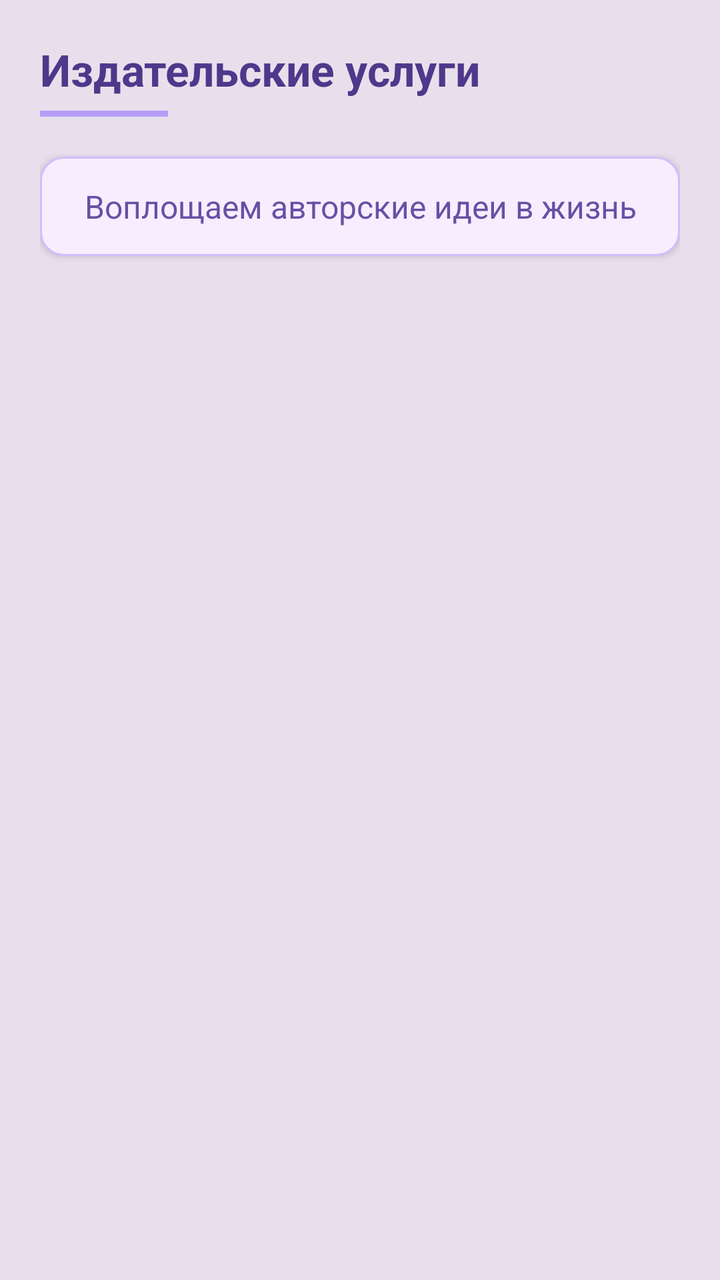
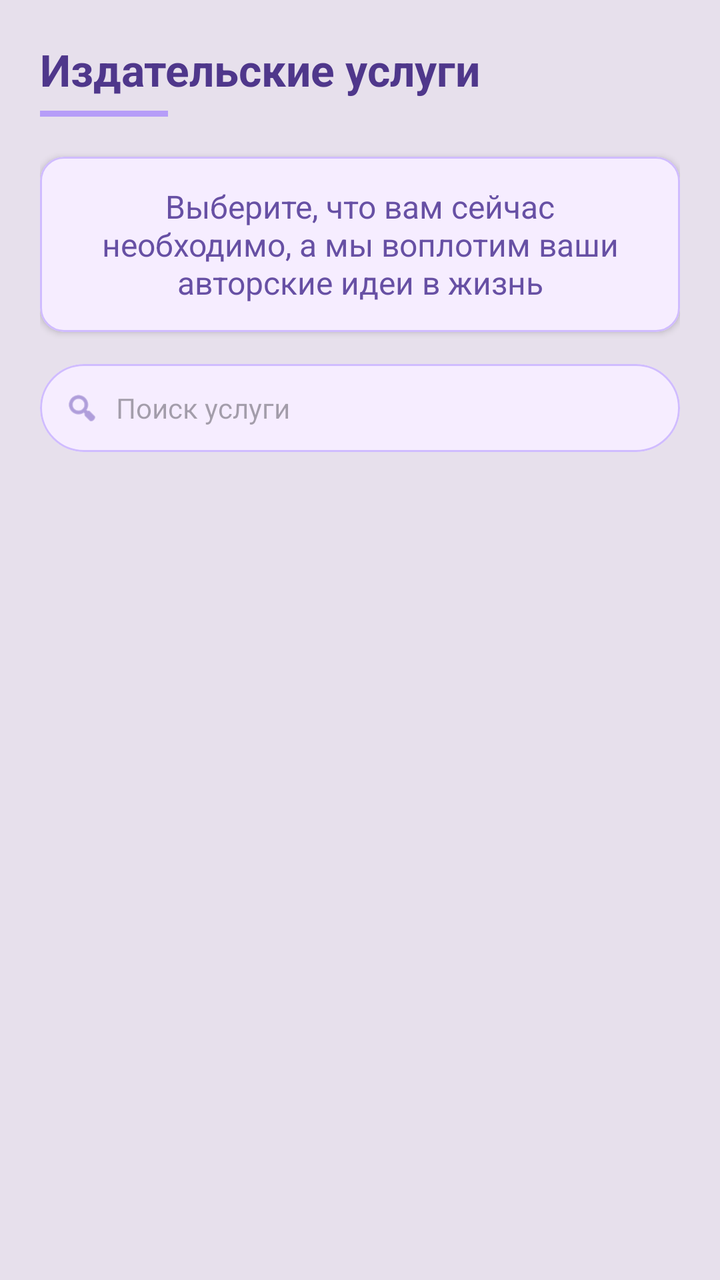

The first picture is an Android layout as it rendered before a commit; the second is the same layout after the commit. The layout source and the unified diff follow.
<!-- AndroidManifest.xml: application theme Theme.PublishingAPP -->
<!-- res/layout/activity_catalog.xml -->
<?xml version="1.0" encoding="utf-8"?>
<LinearLayout
    xmlns:android="http://schemas.android.com/apk/res/android"
    xmlns:app="http://schemas.android.com/apk/res-auto"
    android:orientation="vertical"
    android:layout_width="match_parent"
    android:layout_height="match_parent"
    android:background="?colorSurfaceVariant"
    android:layout_marginBottom="60dp"
    android:padding="20dp">

    
    <LinearLayout
        android:layout_width="match_parent"
        android:layout_height="wrap_content"
        android:orientation="vertical"
        android:layout_marginBottom="8dp">

        
        <TextView
            android:id="@+id/tvHeader"
            android:layout_width="wrap_content"
            android:layout_height="wrap_content"
            android:text="Издательские услуги"
            android:textSize="22sp"
            android:textStyle="bold"
            android:textColor="@color/purple_80"/>

        
        <View
            android:layout_width="64dp"
            android:layout_height="3dp"
            android:layout_marginTop="6dp"
            android:background="@color/purple_40"/>
    </LinearLayout>

    
    <com.google.android.material.card.MaterialCardView
        android:layout_width="match_parent"
        android:layout_height="wrap_content"
        app:cardCornerRadius="12dp"
        app:cardElevation="2dp"
        app:strokeColor="@color/purple_30"
        app:strokeWidth="1dp"
        android:backgroundTint="@color/purple_10"
        android:layout_marginTop="12dp"
        android:layout_marginBottom="16dp">

        <TextView
            android:layout_width="match_parent"
            android:layout_height="wrap_content"
            android:text="Воплощаем авторские идеи в жизнь"
            android:textSize="16sp"
            android:textColor="@color/purple_70"
            android:gravity="center"
            android:paddingHorizontal="20dp"
            android:paddingVertical="14dp"/>
    </com.google.android.material.card.MaterialCardView>

    
    <androidx.recyclerview.widget.RecyclerView
        android:id="@+id/rvServices"
        android:layout_width="match_parent"
        android:layout_height="0dp"
        android:layout_marginTop="20dp"
        android:layout_weight="1"
        android:clipToPadding="false"
        android:paddingBottom="20dp"/>

</LinearLayout>
<!-- resources referenced by this layout -->
<resources>
  <color name="purple_10">#F6EDFF</color>
  <color name="purple_30">#D0BCFF</color>
  <color name="purple_40">#B69DF8</color>
  <color name="purple_70">#6750A4</color>
  <color name="purple_80">#4F378B</color>
  <style name="Theme.PublishingAPP" parent="Base.Theme.PublishingAPP" />
  <style name="Base.Theme.PublishingAPP" parent="Theme.Material3.DayNight.NoActionBar">
          
          
      </style>
</resources>

<!-- the commit's change to res/layout/activity_catalog.xml (unified diff, before → after) -->
@@ -6,17 +6,14 @@
     android:layout_width="match_parent"
     android:layout_height="match_parent"
     android:background="?colorSurfaceVariant"
-    android:layout_marginBottom="60dp"
     android:padding="20dp">
 
-    
     <LinearLayout
         android:layout_width="match_parent"
         android:layout_height="wrap_content"
         android:orientation="vertical"
         android:layout_marginBottom="8dp">
 
-        
         <TextView
             android:id="@+id/tvHeader"
             android:layout_width="wrap_content"
@@ -26,7 +23,6 @@
             android:textStyle="bold"
             android:textColor="@color/purple_80"/>
 
-        
         <View
             android:layout_width="64dp"
             android:layout_height="3dp"
@@ -34,7 +30,6 @@
             android:background="@color/purple_40"/>
     </LinearLayout>
 
-    
     <com.google.android.material.card.MaterialCardView
         android:layout_width="match_parent"
         android:layout_height="wrap_content"
@@ -49,7 +44,7 @@
         <TextView
             android:layout_width="match_parent"
             android:layout_height="wrap_content"
-            android:text="Воплощаем авторские идеи в жизнь"
+            android:text="Выберите, что вам сейчас необходимо, а мы воплотим ваши авторские идеи в жизнь"
             android:textSize="16sp"
             android:textColor="@color/purple_70"
             android:gravity="center"
@@ -57,7 +52,98 @@
             android:paddingVertical="14dp"/>
     </com.google.android.material.card.MaterialCardView>
 
-    
+    <LinearLayout
+        android:id="@+id/searchContainer"
+        android:layout_width="match_parent"
+        android:layout_height="wrap_content"
+        android:orientation="horizontal"
+        android:gravity="center_vertical"
+        android:layout_marginBottom="6dp">
+
+        <com.google.android.material.card.MaterialCardView
+            android:id="@+id/searchCard"
+            android:layout_width="0dp"
+            android:layout_height="44dp"
+            android:layout_weight="1"
+            app:cardCornerRadius="22dp"
+            app:cardElevation="0dp"
+            app:strokeWidth="1dp"
+            app:strokeColor="@color/purple_30"
+            android:backgroundTint="@color/purple_10">
+
+            <LinearLayout
+                android:layout_width="match_parent"
+                android:layout_height="match_parent"
+                android:orientation="horizontal"
+                android:gravity="center_vertical"
+                android:paddingHorizontal="12dp">
+
+                <ImageView
+                    android:layout_width="18dp"
+                    android:layout_height="18dp"
+                    android:src="@android:drawable/ic_menu_search"
+                    app:tint="@color/purple_60"/>
+
+                <EditText
+                    android:id="@+id/etSearch"
+                    android:layout_width="0dp"
+                    android:layout_height="match_parent"
+                    android:layout_weight="1"
+                    android:background="@null"
+                    android:hint="Поиск услуги"
+                    android:textSize="14sp"
+                    android:textColor="@color/purple_80"
+                    android:paddingStart="8dp"
+                    android:singleLine="true"/>
+            </LinearLayout>
+
+        </com.google.android.material.card.MaterialCardView>
+
+        <TextView
+            android:id="@+id/tvCancel"
+            android:layout_width="wrap_content"
+            android:layout_height="wrap_content"
+            android:text="Отменить"
+            android:textColor="@color/purple_80"
+            android:textSize="14sp"
+            android:paddingStart="12dp"
+            android:visibility="gone"/>
+    </LinearLayout>
+
+    <LinearLayout
+        android:id="@+id/emptyContainer"
+        android:layout_width="match_parent"
+        android:layout_height="0dp"
+        android:layout_weight="1"
+        android:gravity="center"
+        android:orientation="vertical"
+        android:visibility="gone">
+
+        <ImageView
+            android:layout_width="72dp"
+            android:layout_height="72dp"
+            android:src="@drawable/ic_search_empty"
+            app:tint="@color/purple_40"
+            android:alpha="0.8"/>
+
+        <TextView
+            android:layout_width="wrap_content"
+            android:layout_height="wrap_content"
+            android:text="Ничего не найдено"
+            android:textSize="16sp"
+            android:textStyle="bold"
+            android:textColor="@color/purple_80"
+            android:layout_marginTop="12dp"/>
+
+        <TextView
+            android:layout_width="wrap_content"
+            android:layout_height="wrap_content"
+            android:text="Попробуйте изменить запрос"
+            android:textSize="13sp"
+            android:textColor="@color/purple_60"
+            android:layout_marginTop="4dp"/>
+    </LinearLayout>
+
     <androidx.recyclerview.widget.RecyclerView
         android:id="@+id/rvServices"
         android:layout_width="match_parent"
<!-- resource entries referenced after the edit -->
@@ -3,8 +3,31 @@
   <color name="purple_10">#F6EDFF</color>
   <color name="purple_30">#D0BCFF</color>
   <color name="purple_40">#B69DF8</color>
+  <color name="purple_60">#8069C2</color>
   <color name="purple_70">#6750A4</color>
   <color name="purple_80">#4F378B</color>
+  <!-- drawable ic_search_empty (drawable) -->
+  <vector xmlns:android="http://schemas.android.com/apk/res/android"
+      android:width="72dp"
+      android:height="72dp"
+      android:viewportWidth="24"
+      android:viewportHeight="24">
+  
+      <path
+          android:fillColor="@android:color/transparent"
+          android:strokeColor="#000000"
+          android:strokeWidth="2"
+          android:strokeLineCap="round"
+          android:strokeLineJoin="round"
+          android:pathData="M11,19a8,8 0 1,1 0,-16a8,8 0 0,1 0,16z"/>
+  
+      <path
+          android:strokeColor="#000000"
+          android:strokeWidth="2"
+          android:strokeLineCap="round"
+          android:pathData="M21,21l-4.3,-4.3"/>
+  
+  </vector>
   <style name="Theme.PublishingAPP" parent="Base.Theme.PublishingAPP" />
   <style name="Base.Theme.PublishingAPP" parent="Theme.Material3.DayNight.NoActionBar">
           
